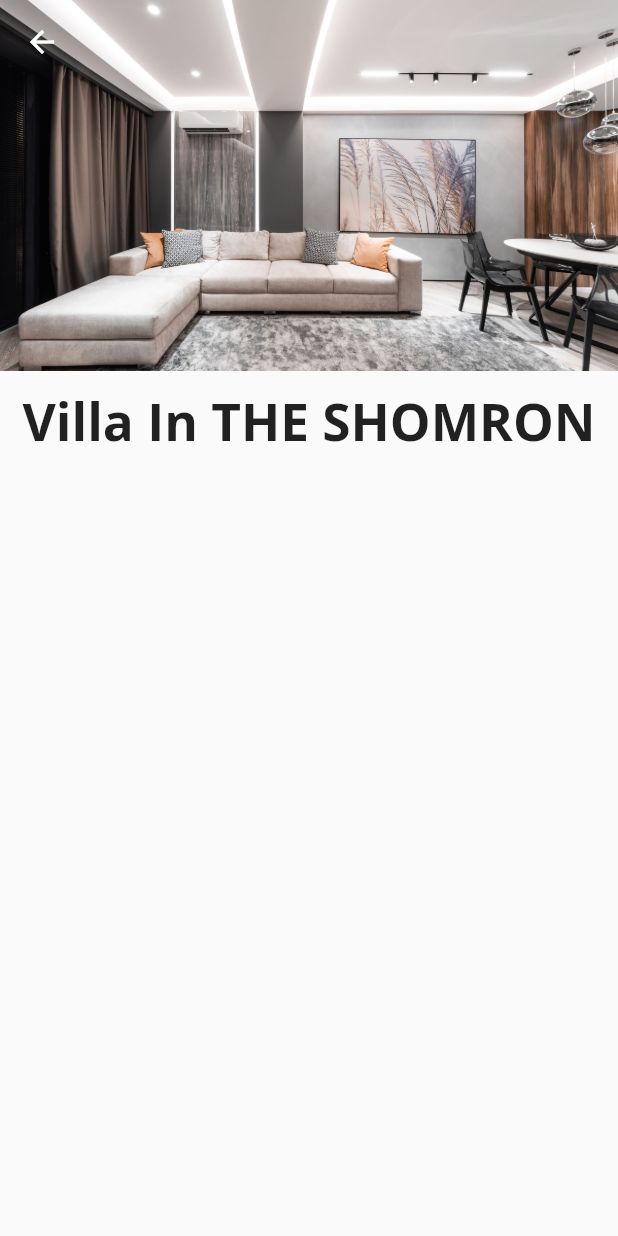
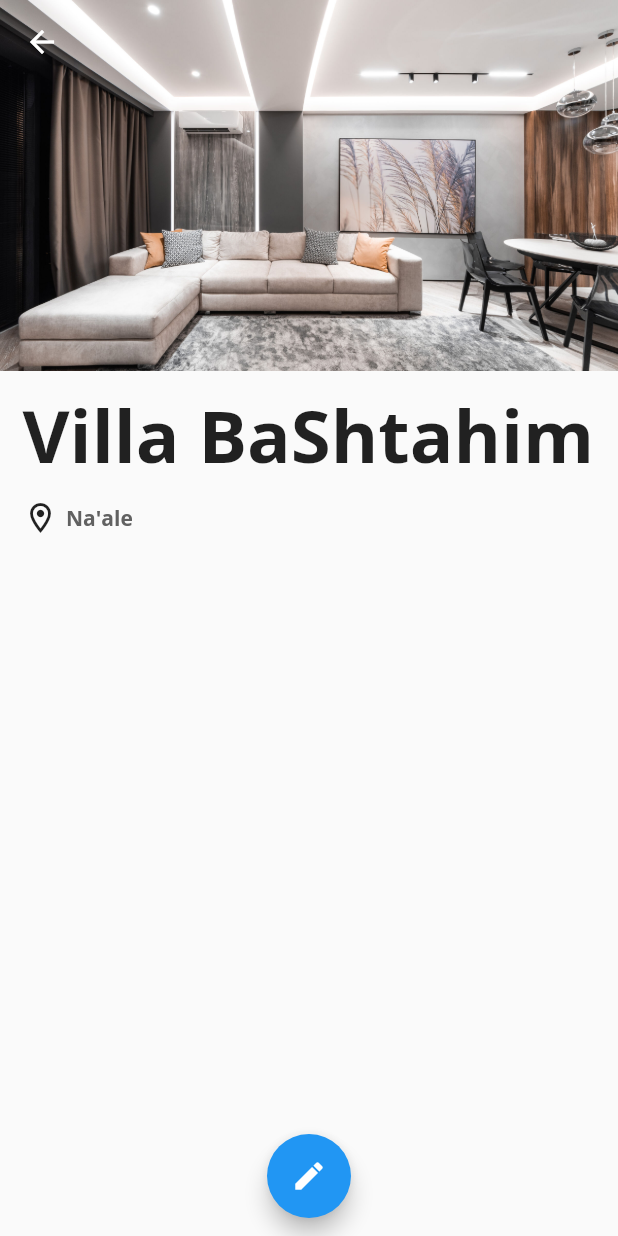
Before and after one commit to Sublet-BYD/sublet_app, a Flutter app: the screen it shows after launch, after a tap on "Villa BaShtahim", on a phone screen of 412 x 824 dp. Run offline on Flutter 3.47's test engine with Material 2 defaults, Android fonts, the phone set to English and light mode, and no system bars; our stand-ins replace firebase_core; accounts and stored records are empty.

Commit message:
route in main and edit property

```diff
--- a/lib/main.dart
+++ b/lib/main.dart
@@ -1,8 +1,8 @@
 import 'package:flutter/material.dart';
 import 'package:sublet_app/screens/Home/home_page.dart';
 import 'package:firebase_core/firebase_core.dart';
-import 'package:sublet_app/screens/Owner/manage_properties.dart';
-import 'package:sublet_app/screens/Owner/property_screen.dart';
+import './screens/Owner/manage_properties.dart';
+import './screens/Owner/property_screen.dart';
 import 'firebase_options.dart';
 
 void main() async {
@@ -27,6 +27,7 @@ class MyApp extends StatelessWidget {
         primarySwatch: Colors.blue,
       ),
       home: const ManageProperties(),
+      routes: {'/property-screen': ((context) => PropertyScreen())},
     );
   }
 }
--- a/lib/screens/Owner/properties_list_categories.dart
+++ b/lib/screens/Owner/properties_list_categories.dart
@@ -11,11 +11,10 @@ class PropertiesListCategories extends StatelessWidget {
   PropertiesListCategories(this._title, {super.key});
 
   void onPropertyCardPress(BuildContext ctx, int asset_id) {
-    Navigator.of(ctx).push(MaterialPageRoute(
-      builder: (_) {
-        return PropertyScreen();
-      },
-    ));
+    Navigator.of(ctx).pushNamed(
+      '/property-screen',
+      arguments: _properties[asset_id],
+    );
   }
 
   final List<Property> _properties = [
--- a/lib/screens/Owner/property_screen.dart
+++ b/lib/screens/Owner/property_screen.dart
@@ -2,12 +2,23 @@ import 'package:flutter/cupertino.dart';
 import 'package:flutter/material.dart';
 import 'package:flutter/src/widgets/container.dart';
 import 'package:flutter/src/widgets/framework.dart';
+import 'package:sublet_app/screens/Owner/property.dart';
 
 class PropertyScreen extends StatelessWidget {
   const PropertyScreen({super.key});
 
+  void _startEditProperty(BuildContext context, Property prop) {
+    // The half window for adding new property
+    showModalBottomSheet(
+      context: context,
+      builder: (((context) => EditProperty(prop))),
+    );
+  }
+
   @override
   Widget build(BuildContext context) {
+    final _property = ModalRoute.of(context)?.settings.arguments as Property;
+
     final appBar = AppBar(
       backgroundColor: Colors.transparent,
       foregroundColor: Colors.white,
@@ -26,14 +37,16 @@ class PropertyScreen extends StatelessWidget {
           child: Image.asset('assets/Apartment_example.jpg', fit: BoxFit.cover),
         ),
         Container(
+          // Name of Property
           height: (MediaQuery.of(context).size.height -
                   MediaQuery.of(context).padding.top) *
-              0.7,
+              0.4,
           // width: MediaQuery.of(context).size.width,
           child: LayoutBuilder(builder: (context, constrains) {
             return Column(children: [
               Container(
-                padding: EdgeInsets.symmetric(vertical: 10, horizontal: 15),
+                margin: EdgeInsets.only(left: 15, right: 15, top: 10),
+                // padding: EdgeInsets.only(left: 15, right: 15, top: 10),
                 alignment: Alignment
                     .topLeft, // require for the title to begin from left
                 height: constrains.maxHeight * 0.2,
@@ -41,7 +54,7 @@ class PropertyScreen extends StatelessWidget {
                 child: FittedBox(
                   child: Text(
                     // textAlign: TextAlign.left,
-                    'Villa In THE SHOMRON',
+                    _property.name,
                     style: TextStyle(
                       fontFamily: 'OpenSans',
                       fontSize: constrains.maxHeight * 0.2,
@@ -49,11 +62,103 @@ class PropertyScreen extends StatelessWidget {
                     ),
                   ),
                 ),
+              ),
+              Container(
+                //Location TextBox
+                margin: EdgeInsets.only(top: 10, left: 15),
+                // padding: EdgeInsets.only(left: 15),
+                alignment: Alignment
+                    .topLeft, // require for the title to begin from left
+                height: constrains.maxHeight * 0.2,
+                // width: double.infinity,
+                child: Row(
+                  children: [
+                    Icon(Icons.location_on_outlined),
+                    SizedBox(
+                      width: 5,
+                    ),
+                    FittedBox(
+                      child: Text(
+                        // textAlign: TextAlign.left,
+                        _property.location,
+                        style: TextStyle(
+                          fontFamily: 'OpenSans',
+                          color: Colors.grey[700],
+                          fontWeight: FontWeight.bold,
+                        ),
+                      ),
+                    ),
+                  ],
+                ),
               )
             ]);
           }),
         ),
       ]),
+      floatingActionButtonLocation:
+          FloatingActionButtonLocation.miniCenterFloat,
+      floatingActionButton: FloatingActionButton(
+        onPressed: () => {_startEditProperty(context, _property)},
+        child: Icon(Icons.edit),
+      ),
     );
   }
 }
+
+class EditProperty extends StatefulWidget {
+  final Property _property;
+
+  EditProperty(this._property);
+
+  @override
+  State<EditProperty> createState() =>
+      _EditPropertyState(this._property.name, this._property.location);
+}
+
+class _EditPropertyState extends State<EditProperty> {
+  final String name;
+  final String location;
+  _EditPropertyState(this.name, this.location);
+  // final Property _property;
+  late final propNameController = TextEditingController(text: name);
+  late final propLocationController = TextEditingController(text: location);
+
+  @override
+  Widget build(BuildContext context) {
+    return SingleChildScrollView(
+      child: Card(
+        elevation: 5,
+        child: Container(
+          padding: EdgeInsets.only(
+            left: 10,
+            right: 10,
+            top: 10,
+            bottom: MediaQuery.of(context).viewInsets.bottom + 10,
+          ),
+          child: Column(
+            crossAxisAlignment: CrossAxisAlignment.end,
+            children: <Widget>[
+              TextField(
+                decoration: InputDecoration(labelText: 'Property Name'),
+                controller: propNameController,
+                onSubmitted: ((value) {}), // TODO
+              ),
+              TextField(
+                decoration: InputDecoration(labelText: 'Property Location'),
+                controller: propLocationController,
+                onSubmitted: ((value) {}), // TODO
+              ),
+              TextButton(
+                onPressed: () => {},
+                child: Text('Update'),
+                style: TextButton.styleFrom(
+                  foregroundColor: Colors.purple,
+                ),
+              ),
+            ],
+          ),
+        ),
+      ),
+    );
+  }
+}
```
